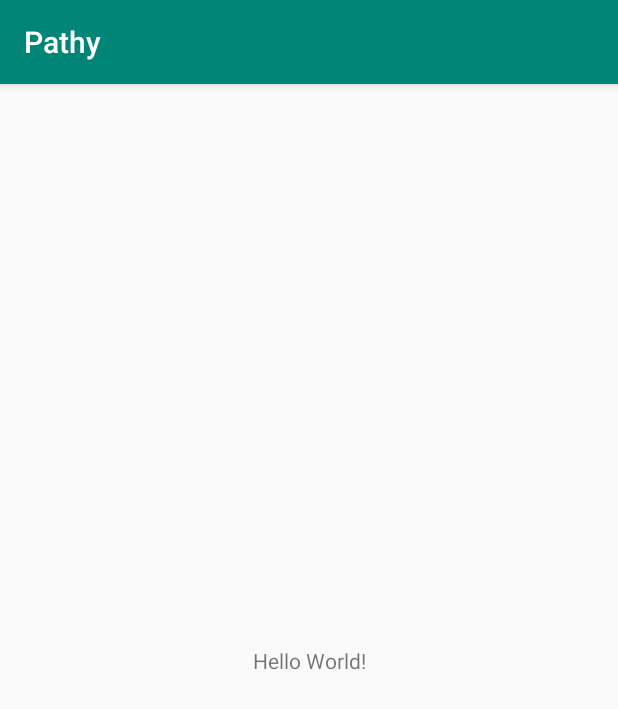
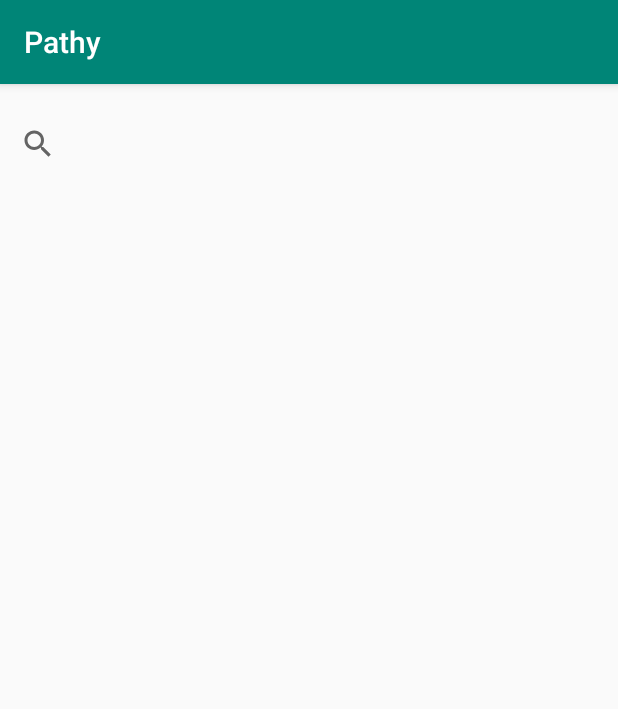
Before and after one commit to mdzirbel/Hack2019, an Android app: the screen it shows after launch (MainActivity), on a phone screen of 412 x 824 dp. Shown: the top 709 px of the screen. Run offline under Robolectric (Android 15) with nearby library versions, the phone set to English and light mode, and no system bars.

Commit message:
XML Searchbar

```diff
--- a/app/src/main/res/layout/activity_main.xml
+++ b/app/src/main/res/layout/activity_main.xml
@@ -6,13 +6,15 @@
     android:layout_height="match_parent"
     tools:context=".MainActivity">
 
-    <TextView
-        android:layout_width="wrap_content"
-        android:layout_height="wrap_content"
-        android:text="Hello World!"
-        app:layout_constraintBottom_toBottomOf="parent"
-        app:layout_constraintLeft_toLeftOf="parent"
-        app:layout_constraintRight_toRightOf="parent"
+    <SearchView
+        android:id="@+id/search"
+        android:layout_width="409dp"
+        android:layout_height="0dp"
+        android:layout_marginStart="8dp"
+        android:layout_marginTop="16dp"
+        android:layout_marginEnd="8dp"
+        android:clickable="false"
+        app:layout_constraintEnd_toEndOf="parent"
+        app:layout_constraintStart_toStartOf="parent"
         app:layout_constraintTop_toTopOf="parent" />
-
 </androidx.constraintlayout.widget.ConstraintLayout>
```
